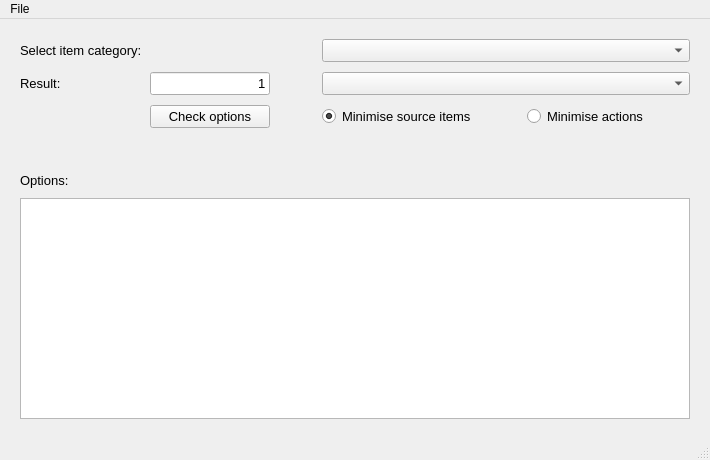
Before: the Qt Designer form MainWindow.ui in rahv/FallenLondon-ConversionCalculator, drawn with Qt 5.
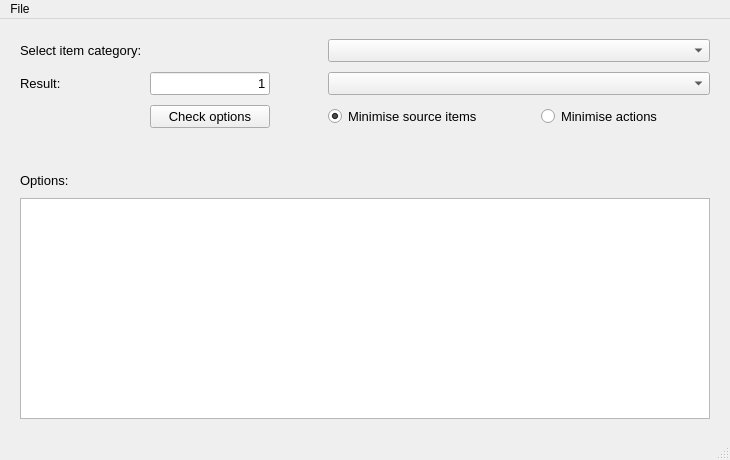
After: the same form once the commit is applied.

Commit message: size adjustment for output table

```diff
--- a/MainWindow.ui
+++ b/MainWindow.ui
@@ -6,13 +6,13 @@
    <rect>
     <x>0</x>
     <y>0</y>
-    <width>710</width>
+    <width>730</width>
     <height>460</height>
    </rect>
   </property>
   <property name="minimumSize">
    <size>
-    <width>710</width>
+    <width>730</width>
     <height>460</height>
    </size>
   </property>
@@ -298,7 +298,7 @@
     <rect>
      <x>0</x>
      <y>0</y>
-     <width>710</width>
+     <width>730</width>
      <height>26</height>
     </rect>
    </property>
```
The commit also changes 1 other file.
